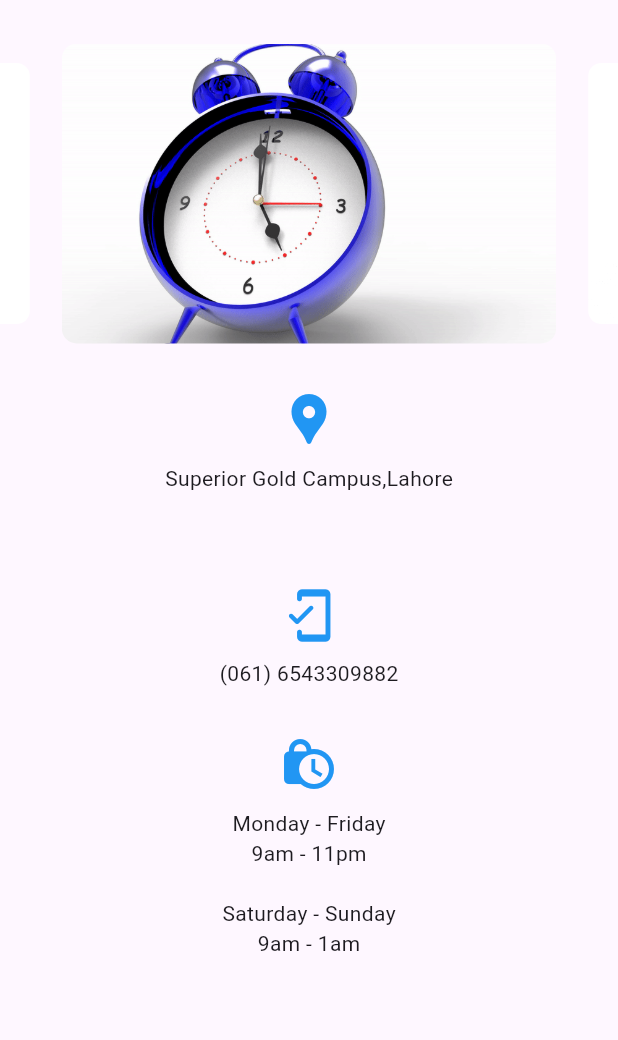
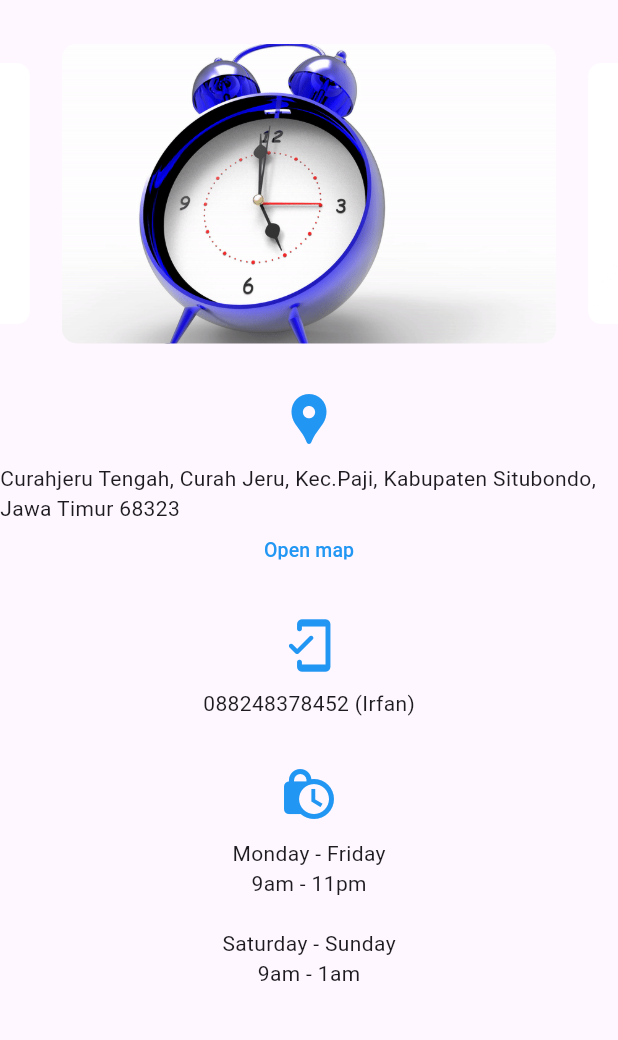
Before and after one commit to vionar3/AinurCake-Mobile-Apps, a Flutter app: the ContactUs screen opened directly, on a phone screen of 412 x 824 dp, the part 63-1103 px from its top. Run offline on Flutter 3.47's test engine with Material 3 defaults, Android fonts, the light colour scheme and no system bars; drawn by our look-alikes of carousel_slider; our stand-ins replace cloud_firestore, email_validator, firebase_auth, firebase_database, firebase_storage, shared_preferences; missing offline and left inert: proste_bezier_curve; accounts and stored records are empty.

Commit message:
view: contact us

```diff
--- a/lib/screen/contact.dart
+++ b/lib/screen/contact.dart
@@ -1,15 +1,9 @@
-// import 'package:cakecraft/map/google_map.dart';
+import 'package:flutter/material.dart';
 import 'package:ainurcake/slider/contactslidder.dart';
-import 'package:flutter/material.dart';
 
-class ContactUs extends StatefulWidget {
+class ContactUs extends StatelessWidget {
   const ContactUs({Key? key}) : super(key: key);
 
-  @override
-  State<ContactUs> createState() => _ContactUsState();
-}
-
-class _ContactUsState extends State<ContactUs> {
   @override
   Widget build(BuildContext context) {
     return Scaffold(
@@ -35,16 +29,16 @@ class _ContactUsState extends State<ContactUs> {
               const SizedBox(
                 height: 10,
               ),
-              const Text('Superior Gold Campus,Lahore'),
+              const Text('Curahjeru Tengah, Curah Jeru, Kec.Paji, Kabupaten Situbondo, Jawa Timur 68323'),
               SizedBox(
                 width: 120,
                 height: 32,
-                // child: TextButton(
-                //   onPressed: () {
-                //     Navigator.of(context).push(MaterialPageRoute(builder: (context) => const GoogleMaps()));
-                //   },
-                //     child: const Text('Open map',style: const TextStyle(color: Colors.blue,fontSize: 13)),
-                // ),
+                child: TextButton(
+                  onPressed: () {
+                    Navigator.of(context).push(MaterialPageRoute(builder: (context) => const GoogleMap()));
+                  },
+                  child: const Text('Open map', style: TextStyle(color: Colors.blue, fontSize: 13)),
+                ),
               ),
               const SizedBox(
                 height: 30,
@@ -57,7 +51,7 @@ class _ContactUsState extends State<ContactUs> {
               const SizedBox(
                 height: 10,
               ),
-              const Text("(061) 6543309882"),
+              const Text("088248378452 (Irfan)"),
               const SizedBox(
                 height: 30,
               ),
@@ -83,3 +77,22 @@ class _ContactUsState extends State<ContactUs> {
     );
   }
 }
+
+class GoogleMap extends StatelessWidget {
+  const GoogleMap({Key? key}) : super(key: key);
+
+  @override
+  Widget build(BuildContext context) {
+    return Scaffold(
+      appBar: AppBar(
+        title: const Text('Google Map'),
+      ),
+      body: Center(
+        child: Text(
+          'Google Map Placeholder', // Ganti ini dengan widget Google Maps yang sesungguhnya
+          style: TextStyle(fontSize: 20),
+        ),
+      ),
+    );
+  }
+}
--- a/pubspec.yaml
+++ b/pubspec.yaml
@@ -57,7 +57,7 @@ dev_dependencies:
   # activated in the `analysis_options.yaml` file located at the root of your
   # package. See that file for information about deactivating specific lint
   # rules and activating additional ones.
-  flutter_lints: ^3.0.0
+  flutter_lints: ^4.0.0
   flutter_test:
     sdk: flutter
 
```
Also changed, not shown: images/iccake.jpg (added), images/icecrem/coklat.jpg (added), images/icecrem/mango.jpg (added), pubspec.lock.
